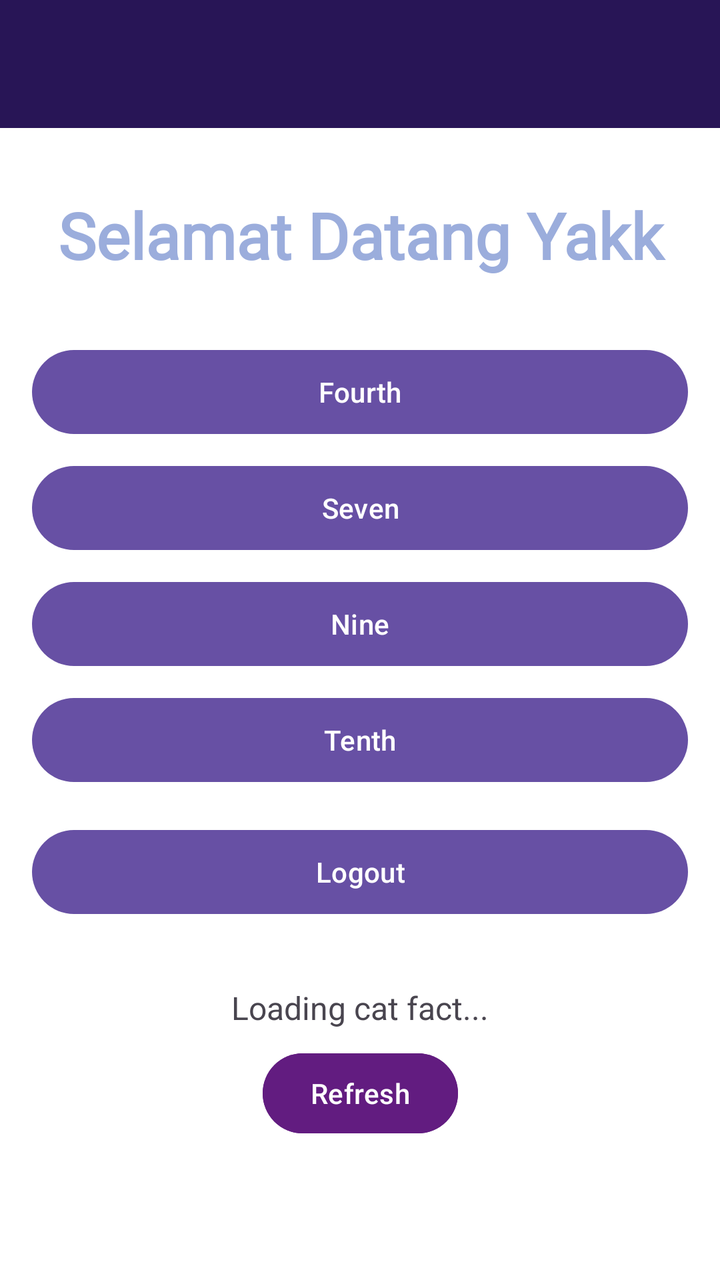
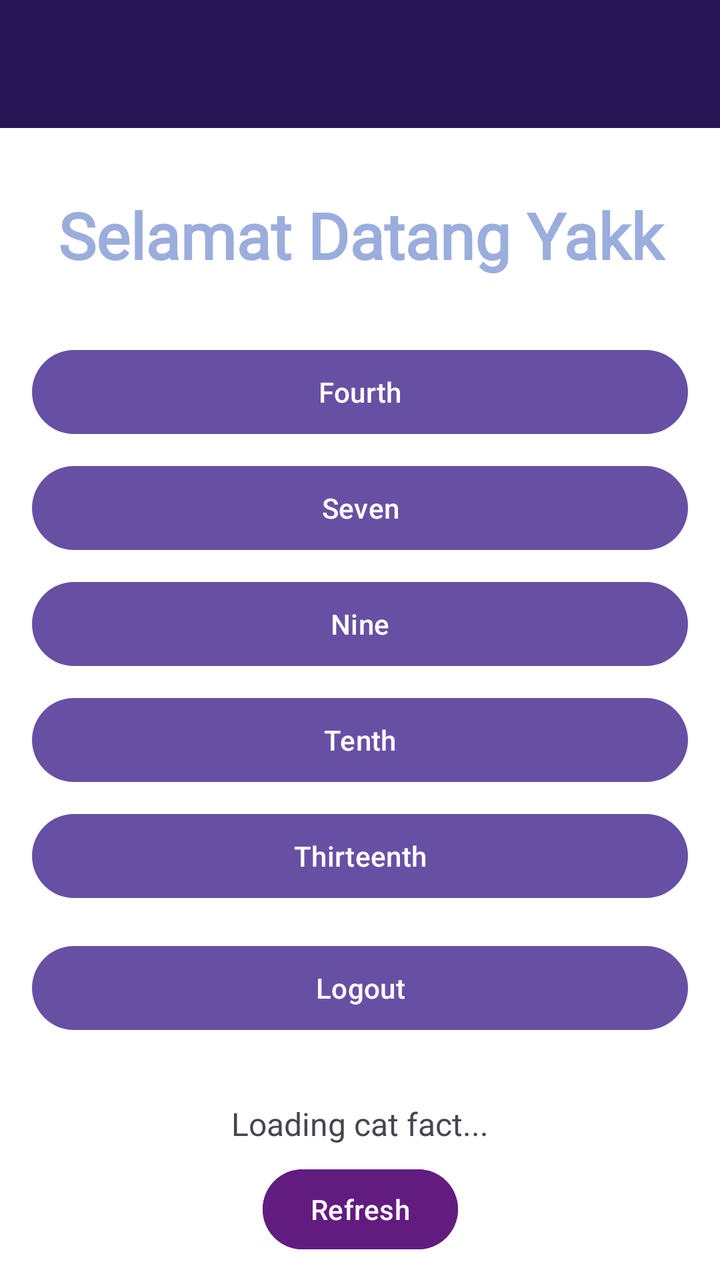

Screens rendered from an Android XML layout before and after an edit, with the pre-edit source and the edit as a unified diff.
<!-- AndroidManifest.xml: application theme Theme.NabeeyAps -->
<!-- res/layout/fragment_home.xml -->
<?xml version="1.0" encoding="utf-8"?>
<androidx.coordinatorlayout.widget.CoordinatorLayout
    xmlns:android="http://schemas.android.com/apk/res/android"
    xmlns:app="http://schemas.android.com/apk/res-auto"
    xmlns:tools="http://schemas.android.com/tools"
    android:layout_width="match_parent"
    android:layout_height="match_parent"
    android:background="@color/white"
    tools:context=".Home.HomeFragment">

    <com.google.android.material.appbar.AppBarLayout
        android:id="@+id/appBarLayout"
        android:layout_width="match_parent"
        android:layout_height="wrap_content"
        android:theme="@style/ThemeOverlay.AppCompat.Dark.ActionBar">

        <androidx.appcompat.widget.Toolbar
            android:id="@+id/toolbar"
            android:layout_width="match_parent"
            android:layout_height="?attr/actionBarSize"
            android:background="#281556"
            app:titleTextColor="@color/white" />
    </com.google.android.material.appbar.AppBarLayout>

    <androidx.core.widget.NestedScrollView
        android:layout_width="match_parent"
        android:layout_height="match_parent"
        android:fillViewport="true"
        app:layout_behavior="@string/appbar_scrolling_view_behavior">

        <androidx.constraintlayout.widget.ConstraintLayout
            android:layout_width="match_parent"
            android:layout_height="wrap_content"
            android:padding="16dp">

            <TextView
                android:id="@+id/textView"
                android:layout_width="0dp"
                android:layout_height="wrap_content"
                android:layout_marginTop="16dp"
                android:fontFamily="@font/resolid_serif"
                android:text="Selamat Datang Yakk"
                android:textColor="#9BADDC"
                android:textSize="32dp"
                android:textStyle="bold"
                android:gravity="center"
                android:textAlignment="center"
                app:layout_constraintEnd_toEndOf="parent"
                app:layout_constraintStart_toStartOf="parent"
                app:layout_constraintTop_toTopOf="parent" />

            <Button
                android:id="@+id/btnToFourth"
                android:layout_width="0dp"
                android:layout_height="50dp"
                android:layout_marginTop="32dp"
                android:text="Fourth"
                app:layout_constraintEnd_toEndOf="parent"
                app:layout_constraintStart_toStartOf="parent"
                app:layout_constraintTop_toBottomOf="@+id/textView" />

            <Button
                android:id="@+id/btnToSeventh"
                android:layout_width="0dp"
                android:layout_height="50dp"
                android:layout_marginTop="8dp"
                android:text="Seven"
                app:layout_constraintEnd_toEndOf="parent"
                app:layout_constraintStart_toStartOf="parent"
                app:layout_constraintTop_toBottomOf="@+id/btnToFourth" />

            <Button
                android:id="@+id/btnToNinth"
                android:layout_width="0dp"
                android:layout_height="50dp"
                android:layout_marginTop="8dp"
                android:text="Nine"
                app:layout_constraintEnd_toEndOf="parent"
                app:layout_constraintStart_toStartOf="parent"
                app:layout_constraintTop_toBottomOf="@+id/btnToSeventh" />

            <Button
                android:id="@+id/btnToTenth"
                android:layout_width="0dp"
                android:layout_height="50dp"
                android:layout_marginTop="8dp"
                android:text="Tenth"
                app:layout_constraintEnd_toEndOf="parent"
                app:layout_constraintStart_toStartOf="parent"
                app:layout_constraintTop_toBottomOf="@+id/btnToNinth" />

            <Button
                android:id="@+id/btnLogout"
                android:layout_width="0dp"
                android:layout_height="50dp"
                android:layout_marginTop="16dp"
                android:text="Logout"
                app:layout_constraintEnd_toEndOf="parent"
                app:layout_constraintStart_toStartOf="parent"
                app:layout_constraintTop_toBottomOf="@+id/btnToTenth" />

            <TextView
                android:id="@+id/tvCatFact"
                android:layout_width="0dp"
                android:layout_height="wrap_content"
                android:layout_marginTop="32dp"
                android:gravity="center"
                android:text="Loading cat fact..."
                android:textAlignment="center"
                android:textSize="16sp"
                app:layout_constraintEnd_toEndOf="parent"
                app:layout_constraintStart_toStartOf="parent"
                app:layout_constraintTop_toBottomOf="@+id/btnLogout" />

            <Button
                android:id="@+id/btnRefresh"
                android:layout_width="wrap_content"
                android:layout_height="wrap_content"
                android:layout_marginTop="8dp"
                android:text="Refresh"
                android:backgroundTint="#621C80"
                app:layout_constraintEnd_toEndOf="parent"
                app:layout_constraintStart_toStartOf="parent"
                app:layout_constraintTop_toBottomOf="@+id/tvCatFact" />

            <androidx.recyclerview.widget.RecyclerView
                android:id="@+id/rvGallery"
                android:layout_width="0dp"
                android:layout_height="wrap_content"
                android:layout_marginTop="24dp"
                android:nestedScrollingEnabled="false"
                android:padding="8dp"
                app:layout_constraintBottom_toBottomOf="parent"
                app:layout_constraintEnd_toEndOf="parent"
                app:layout_constraintStart_toStartOf="parent"
                app:layout_constraintTop_toBottomOf="@+id/btnRefresh" />

        </androidx.constraintlayout.widget.ConstraintLayout>
    </androidx.core.widget.NestedScrollView>
</androidx.coordinatorlayout.widget.CoordinatorLayout>
<!-- resources referenced by this layout -->
<resources>
  <color name="white">#FFFFFFFF</color>
  <style name="Theme.NabeeyAps" parent="Base.Theme.NabeeyAps" />
  <style name="Base.Theme.NabeeyAps" parent="Theme.Material3.DayNight.NoActionBar">
          
          
      </style>
</resources>

<!-- the commit's change to res/layout/fragment_home.xml (unified diff, before → after) -->
@@ -90,6 +90,16 @@
                 app:layout_constraintTop_toBottomOf="@+id/btnToNinth" />
 
             <Button
+                android:id="@+id/btnToThirtteenth"
+                android:layout_width="0dp"
+                android:layout_height="50dp"
+                android:layout_marginTop="8dp"
+                android:text="Thirteenth"
+                app:layout_constraintEnd_toEndOf="parent"
+                app:layout_constraintStart_toStartOf="parent"
+                app:layout_constraintTop_toBottomOf="@+id/btnToTenth" />
+
+            <Button
                 android:id="@+id/btnLogout"
                 android:layout_width="0dp"
                 android:layout_height="50dp"
@@ -97,7 +107,7 @@
                 android:text="Logout"
                 app:layout_constraintEnd_toEndOf="parent"
                 app:layout_constraintStart_toStartOf="parent"
-                app:layout_constraintTop_toBottomOf="@+id/btnToTenth" />
+                app:layout_constraintTop_toBottomOf="@+id/btnToThirtteenth" />
 
             <TextView
                 android:id="@+id/tvCatFact"
